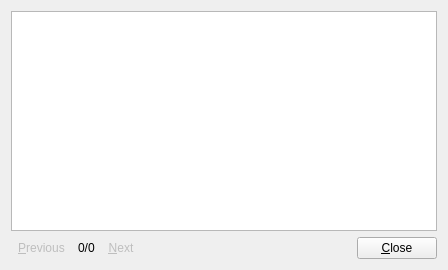
Before: the Qt Designer form src/helper/bulletinboard/bulletinboardwidget.ui in ihehui/managementsystem, drawn with Qt 5.
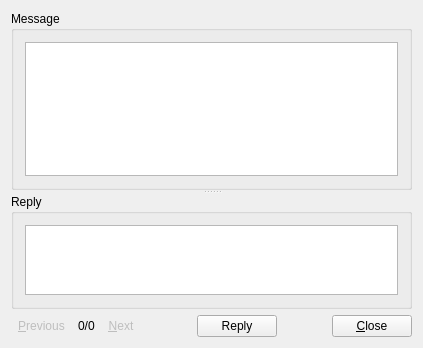
After: the same form once the commit is applied. Icons and pictures are not drawn.

What changed in the file:
```diff
--- a/src/helper/bulletinboard/bulletinboardwidget.ui
+++ b/src/helper/bulletinboard/bulletinboardwidget.ui
@@ -9,8 +9,8 @@
    <rect>
     <x>0</x>
     <y>0</y>
-    <width>448</width>
-    <height>270</height>
+    <width>423</width>
+    <height>348</height>
    </rect>
   </property>
   <property name="sizePolicy">
@@ -26,8 +26,24 @@
    <iconset resource="../bulletinboard.qrc">
     <normaloff>:/icon/resources/images/announcement.png</normaloff>:/icon/resources/images/announcement.png</iconset>
   </property>
-  <layout class="QGridLayout" name="gridLayout">
-   <item row="0" column="0">
+  <layout class="QVBoxLayout" name="verticalLayout_2">
+   <item>
+    <widget class="QSplitter" name="splitter">
+     <property name="orientation">
+      <enum>Qt::Vertical</enum>
+     </property>
+     <widget class="QGroupBox" name="groupBoxMessage">
+      <property name="sizePolicy">
+       <sizepolicy hsizetype="Preferred" vsizetype="Preferred">
+        <horstretch>0</horstretch>
+        <verstretch>5</verstretch>
+       </sizepolicy>
+      </property>
+      <property name="title">
+       <string>Message</string>
+      </property>
+      <layout class="QHBoxLayout" name="horizontalLayout_2">
+       <item>
     <widget class="QTextBrowser" name="textBrowser">
      <property name="toolTip">
       <string>Announcement</string>
@@ -43,7 +59,27 @@
      </property>
     </widget>
    </item>
-   <item row="1" column="0">
+      </layout>
+     </widget>
+     <widget class="QGroupBox" name="groupBoxReply">
+      <property name="sizePolicy">
+       <sizepolicy hsizetype="Preferred" vsizetype="Preferred">
+        <horstretch>0</horstretch>
+        <verstretch>1</verstretch>
+       </sizepolicy>
+      </property>
+      <property name="title">
+       <string>Reply</string>
+      </property>
+      <layout class="QVBoxLayout" name="verticalLayout">
+       <item>
+        <widget class="QTextEdit" name="textEditReply"/>
+       </item>
+      </layout>
+     </widget>
+    </widget>
+   </item>
+   <item>
     <layout class="QHBoxLayout" name="horizontalLayout">
      <item>
       <widget class="QToolButton" name="toolButtonPrevious">
@@ -111,6 +147,29 @@
        </property>
       </spacer>
      </item>
+     <item>
+      <widget class="QPushButton" name="pushButtonReply">
+       <property name="text">
+        <string>Reply</string>
+       </property>
+       <property name="checked">
+        <bool>false</bool>
+       </property>
+      </widget>
+     </item>
+     <item>
+      <spacer name="horizontalSpacer_2">
+       <property name="orientation">
+        <enum>Qt::Horizontal</enum>
+       </property>
+       <property name="sizeHint" stdset="0">
+        <size>
+         <width>40</width>
+         <height>20</height>
+        </size>
+       </property>
+      </spacer>
+     </item>
      <item>
       <widget class="QPushButton" name="pushButtonClose">
        <property name="text">
```
Left out of the diff: 10 changed lines with no effect on the pictures. Lines whose indentation alone changed are shown as unchanged.
